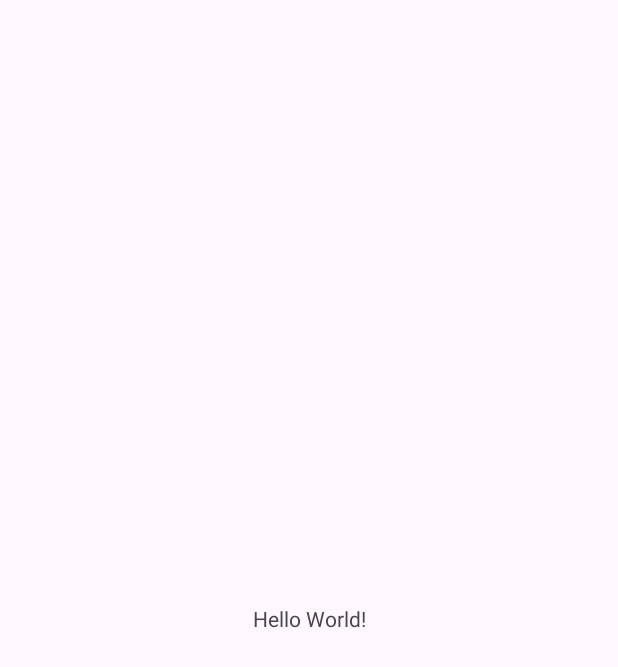
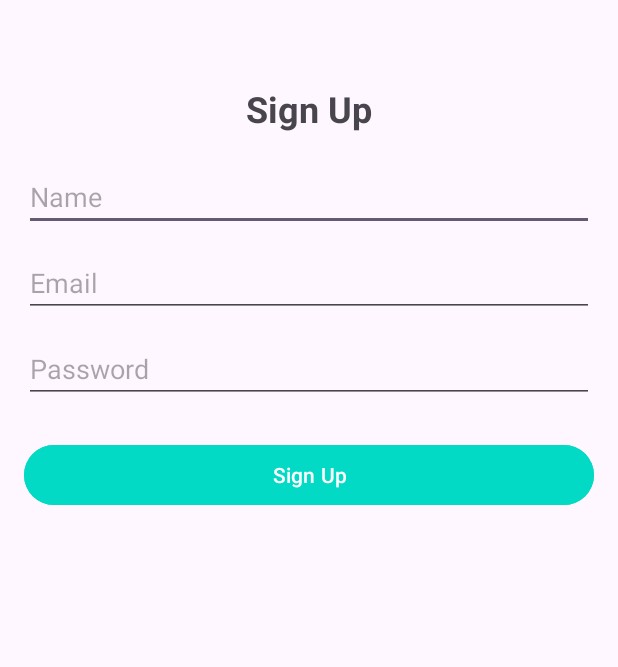
Before and after one commit to hirushaaaaaa/WayMap, an Android app: the screen it shows after launch (MainActivity before the commit, SignupActivity after it), on a phone screen of 412 x 824 dp. Before the commit the part shown is almost empty. Shown: the top 667 px of the screen. Run offline under Robolectric (Android 15) with nearby library versions, the phone set to English and light mode, and no system bars.

Commit message:
signup sketch

```diff
--- a/app/src/main/AndroidManifest.xml
+++ b/app/src/main/AndroidManifest.xml
@@ -12,15 +12,23 @@
         android:supportsRtl="true"
         android:theme="@style/Theme.WayMap"
         tools:targetApi="31">
+
+        <!-- Set SignupActivity as the launcher activity -->
+        <activity android:name=".SignupActivity"
+            android:exported="true">
+            <intent-filter>
+                <action android:name="android.intent.action.MAIN" />
+                <category android:name="android.intent.category.LAUNCHER" />
+            </intent-filter>
+        </activity>
+
+        <!-- MainActivity, but it should not be a launcher activity -->
         <activity
             android:name=".MainActivity"
             android:exported="true">
-            <intent-filter>
-                <action android:name="android.intent.action.MAIN" />
+            <!-- No intent-filter here -->
+        </activity>
 
-                <category android:name="android.intent.category.LAUNCHER" />
-            </intent-filter>
-        </activity>
     </application>
 
 </manifest>
--- /dev/null
+++ b/app/src/main/java/com/example/waymap/SignupActivity.java
@@ -0,0 +1,44 @@
+package com.example.waymap;
+
+import android.os.Bundle;
+import android.view.View;
+import android.widget.Button;
+import android.widget.EditText;
+import android.widget.Toast;
+
+import androidx.appcompat.app.AppCompatActivity;
+
+public class SignupActivity extends AppCompatActivity {
+
+    EditText etName, etEmail, etPassword;
+    Button btnSignup;
+
+    @Override
+    protected void onCreate(Bundle savedInstanceState) {
+        super.onCreate(savedInstanceState);
+        setContentView(R.layout.signup_activity);  // Make sure this points to your layout file
+
+        // Initialize views
+        etName = findViewById(R.id.etName);
+        etEmail = findViewById(R.id.etEmail);
+        etPassword = findViewById(R.id.etPassword);
+        btnSignup = findViewById(R.id.btnSignup);
+
+        // Set button click listener
+        btnSignup.setOnClickListener(new View.OnClickListener() {
+            @Override
+            public void onClick(View v) {
+                String name = etName.getText().toString().trim();
+                String email = etEmail.getText().toString().trim();
+                String password = etPassword.getText().toString().trim();
+
+                if (name.isEmpty() || email.isEmpty() || password.isEmpty()) {
+                    Toast.makeText(SignupActivity.this, "Please fill in all fields", Toast.LENGTH_SHORT).show();
+                } else {
+                    // Mock action for signup
+                    Toast.makeText(SignupActivity.this, "Signup Successful", Toast.LENGTH_SHORT).show();
+                }
+            }
+        });
+    }
+}
--- /dev/null
+++ b/app/src/main/res/layout/signup_activity.xml
@@ -0,0 +1,54 @@
+<?xml version="1.0" encoding="utf-8"?>
+<RelativeLayout xmlns:android="http://schemas.android.com/apk/res/android"
+    android:layout_width="match_parent"
+    android:layout_height="match_parent"
+    android:padding="16dp">
+
+
+    <TextView
+        android:id="@+id/tvSignupTitle"
+        android:layout_width="wrap_content"
+        android:layout_height="wrap_content"
+        android:text="Sign Up"
+        android:textSize="24sp"
+        android:textStyle="bold"
+        android:layout_centerHorizontal="true"
+        android:layout_marginTop="40dp"/>
+
+    <EditText
+        android:id="@+id/etName"
+        android:layout_width="match_parent"
+        android:layout_height="wrap_content"
+        android:hint="Name"
+        android:layout_below="@id/tvSignupTitle"
+        android:layout_marginTop="20dp"/>
+
+    <EditText
+        android:id="@+id/etEmail"
+        android:layout_width="match_parent"
+        android:layout_height="wrap_content"
+        android:hint="Email"
+        android:inputType="textEmailAddress"
+        android:layout_below="@id/etName"
+        android:layout_marginTop="12dp"/>
+
+    <EditText
+        android:id="@+id/etPassword"
+        android:layout_width="match_parent"
+        android:layout_height="wrap_content"
+        android:hint="Password"
+        android:inputType="textPassword"
+        android:layout_below="@id/etEmail"
+        android:layout_marginTop="12dp"/>
+
+    <Button
+        android:id="@+id/btnSignup"
+        android:layout_width="match_parent"
+        android:layout_height="wrap_content"
+        android:text="Sign Up"
+        android:layout_below="@id/etPassword"
+        android:layout_marginTop="24dp"
+        android:backgroundTint="@color/teal_200"
+        android:textColor="@android:color/white"/>
+
+</RelativeLayout>
--- a/app/src/main/res/values/colors.xml
+++ b/app/src/main/res/values/colors.xml
@@ -2,4 +2,5 @@
 <resources>
     <color name="black">#FF000000</color>
     <color name="white">#FFFFFFFF</color>
+    <color name="teal_200">#03DAC5</color>
 </resources>
```
